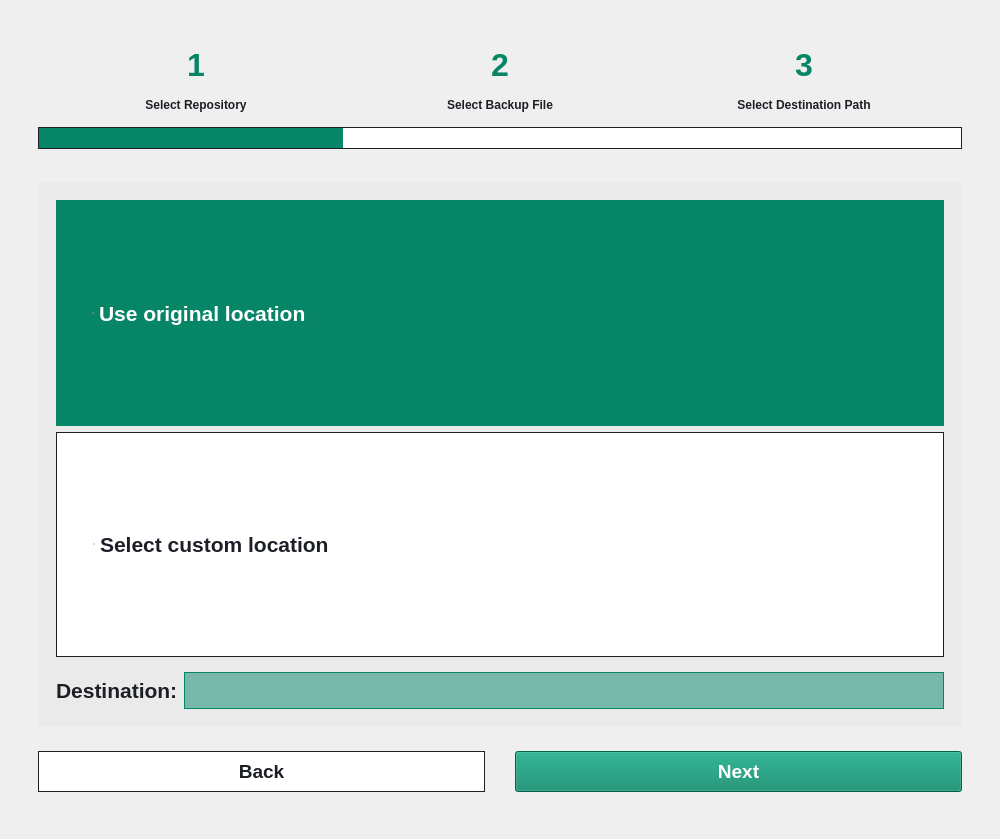
Qt form src/gui/tabs/restore_tab.ui (HPE-Backup-and-Recovery-System/ResilioZ) before a commit.
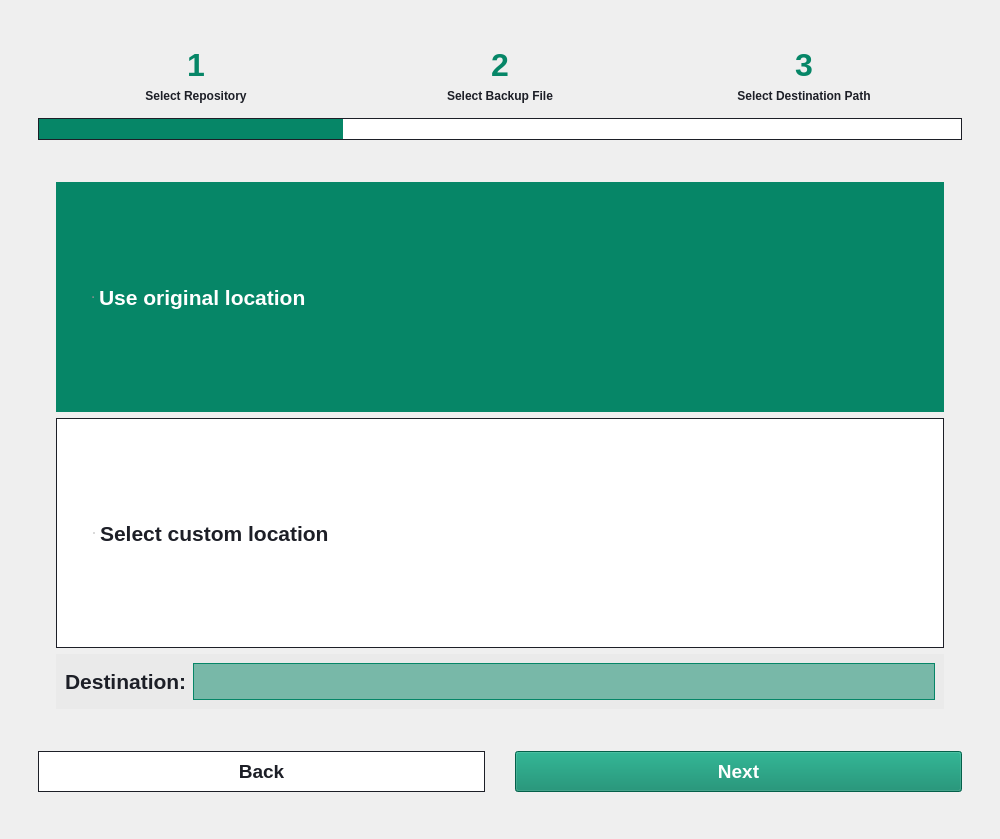
The same form after that commit. The open tabs and pages were chosen to show the change.

Commit message: Added progress indicator and RestoreGUI integration

The edit to the form file:
```diff
--- a/src/gui/tabs/restore_tab.ui
+++ b/src/gui/tabs/restore_tab.ui
@@ -148,6 +148,9 @@
                    <enum>QFrame::Raised</enum>
                   </property>
                   <layout class="QGridLayout" name="gridLayout_6">
+                   <property name="bottomMargin">
+                    <number>0</number>
+                   </property>
                    <item row="0" column="0">
                     <widget class="QLabel" name="label_8">
                      <property name="text">
@@ -440,18 +443,19 @@
                     <property name="leftMargin">
                      <number>0</number>
                     </property>
+                    <property name="topMargin">
+                     <number>0</number>
+                    </property>
                     <property name="rightMargin">
                      <number>0</number>
                     </property>
                     <property name="horizontalSpacing">
                      <number>7</number>
                     </property>
-                    <item row="1" column="0">
+                    <item row="0" column="0">
                      <widget class="QFrame" name="frame_11">
                       <property name="styleSheet">
-                       <string notr="true">QFrame {
-	background: rgb(234, 234, 234);
-}
+                       <string notr="true">
 
 QLabel {
 	background-color: rgb(234, 234, 234);
@@ -501,13 +505,10 @@
                       <layout class="QVBoxLayout" name="verticalLayout_6">
                        <item>
                         <widget class="QFrame" name="verticalFrame">
-                         <layout class="QVBoxLayout" name="verticalLayout_4">
-                          <property name="spacing">
-                           <number>6</number>
-                          </property>
-                          <property name="sizeConstraint">
-                           <enum>QLayout::SetDefaultConstraint</enum>
-                          </property>
+                         <property name="styleSheet">
+                          <string notr="true"/>
+                         </property>
+                         <layout class="QVBoxLayout" name="verticalLayout_7">
                           <item>
                            <layout class="QVBoxLayout" name="verticalLayout_5">
                             <item>
@@ -550,7 +551,12 @@
                              </sizepolicy>
                             </property>
                             <property name="styleSheet">
-                             <string notr="true">QLineEdit {
+                             <string notr="true">
+QFrame{
+	background-color: rgb(234, 234, 234);	
+}
+
+QLineEdit {
 	color: rgb(6, 134, 103);
 	font-weight: 700;
 	font-size: 16pt;
@@ -563,15 +569,6 @@
 }</string>
                             </property>
                             <layout class="QHBoxLayout" name="horizontalLayout_2">
-                             <property name="leftMargin">
-                              <number>0</number>
-                             </property>
-                             <property name="rightMargin">
-                              <number>0</number>
-                             </property>
-                             <property name="bottomMargin">
-                              <number>0</number>
-                             </property>
                              <item>
                               <widget class="QLabel" name="label">
                                <property name="text">
```
Left out of the diff: 3 changed lines with no effect on the pictures. The commit also changes 6 other files.
